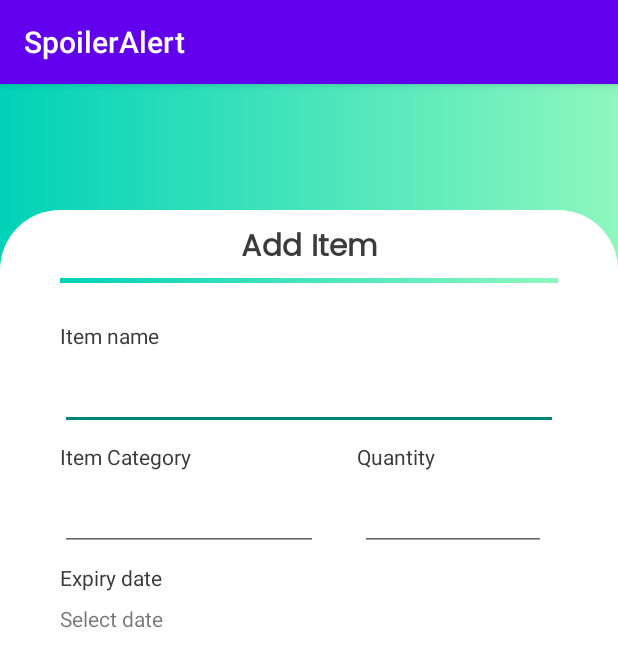
After one commit to PtrckSimps/SpoilerAlert, an Android app: the InputItemActivity screen opened directly, with no data from a screen before it, on a phone screen of 412 x 824 dp. The commit adds this screen. Shown: the top 667 px of the screen. Run offline under Robolectric (Android 15) with nearby library versions, the phone set to English and light mode, and no system bars.

Commit message:
Added layout for InputItemActivity

```diff
--- a/app/src/main/AndroidManifest.xml
+++ b/app/src/main/AndroidManifest.xml
@@ -9,6 +9,7 @@
         android:roundIcon="@mipmap/ic_launcher_round"
         android:supportsRtl="true"
         android:theme="@style/Theme.SpoilerAlert">
+        <activity android:name=".InputItemActivity"></activity>
         <activity android:name=".MainActivity">
             <intent-filter>
                 <action android:name="android.intent.action.MAIN" />
--- /dev/null
+++ b/app/src/main/java/com/mobdeve/simpaop/spoileralert/InputItemActivity.java
@@ -0,0 +1,56 @@
+package com.mobdeve.simpaop.spoileralert;
+
+import androidx.appcompat.app.AppCompatActivity;
+
+import android.app.DatePickerDialog;
+import android.graphics.Color;
+import android.graphics.drawable.ColorDrawable;
+import android.os.Build;
+import android.os.Bundle;
+import android.view.View;
+import android.widget.CalendarView;
+import android.widget.DatePicker;
+import android.widget.TextView;
+
+import java.util.Calendar;
+
+public class InputItemActivity extends AppCompatActivity {
+
+    private static final String TAG = "InputItemActivity";
+
+    private TextView expiryDateInput;
+    private DatePickerDialog.OnDateSetListener expiryDateListener;
+
+    @Override
+    protected void onCreate(Bundle savedInstanceState) {
+        super.onCreate(savedInstanceState);
+        setContentView(R.layout.activity_input_item);
+
+        this.expiryDateInput = findViewById(R.id.expiryDateInput);
+
+        expiryDateInput.setOnClickListener(new View.OnClickListener() {
+            @Override
+            public void onClick(View v) {
+                Calendar calendar = Calendar.getInstance();
+                int year = calendar.get(Calendar.YEAR);
+                int month = calendar.get(Calendar.MONTH);
+                int day = calendar.get(Calendar.DAY_OF_MONTH);
+
+                DatePickerDialog dialog = new DatePickerDialog(InputItemActivity.this, android.R.style.Theme_Holo_Dialog_NoActionBar_MinWidth, expiryDateListener, year, month, day);
+
+                dialog.getWindow().setBackgroundDrawable(new ColorDrawable(Color.TRANSPARENT));
+                dialog.show();
+            }
+        });
+
+        expiryDateListener = new DatePickerDialog.OnDateSetListener() {
+            @Override
+            public void onDateSet(DatePicker view, int year, int month, int dayOfMonth) {
+                month = month + 1;
+
+                String date = month + "/" + dayOfMonth + "/" + year;
+                expiryDateInput.setText(date);
+            }
+        };
+    }
+}
--- a/app/src/main/java/com/mobdeve/simpaop/spoileralert/MainActivity.java
+++ b/app/src/main/java/com/mobdeve/simpaop/spoileralert/MainActivity.java
@@ -2,13 +2,31 @@ package com.mobdeve.simpaop.spoileralert;
 
 import androidx.appcompat.app.AppCompatActivity;
 
+
+import android.content.Intent;
 import android.os.Bundle;
+import android.view.View;
+import android.widget.Button;
+
 
 public class MainActivity extends AppCompatActivity {
+
+    private Button addItemBtn;
 
     @Override
     protected void onCreate(Bundle savedInstanceState) {
         super.onCreate(savedInstanceState);
         setContentView(R.layout.activity_main);
+
+        this.addItemBtn = findViewById(R.id.addItemBtn);
+
+        this.addItemBtn.setOnClickListener(new View.OnClickListener() {
+            @Override
+            public void onClick(View view) {
+                Intent intent = new Intent(MainActivity.this, InputItemActivity.class);
+                startActivity(intent);
+            }
+        });
     }
+
 }
--- /dev/null
+++ b/app/src/main/res/layout/activity_input_item.xml
@@ -0,0 +1,139 @@
+<?xml version="1.0" encoding="utf-8"?>
+<androidx.constraintlayout.widget.ConstraintLayout xmlns:android="http://schemas.android.com/apk/res/android"
+    xmlns:app="http://schemas.android.com/apk/res-auto"
+    xmlns:tools="http://schemas.android.com/tools"
+    android:layout_width="match_parent"
+    android:layout_height="match_parent"
+    android:background="@drawable/layoutgradient"
+    tools:context=".InputItemActivity">
+
+    <androidx.constraintlayout.widget.ConstraintLayout
+        android:layout_width="match_parent"
+        android:layout_height="match_parent"
+        android:layout_marginTop="84dp"
+        android:background="@drawable/backgroun_card"
+        app:layout_constraintTop_toTopOf="parent"
+        tools:layout_editor_absoluteX="0dp">
+
+        <TextView
+            android:id="@+id/textView2"
+            android:layout_width="wrap_content"
+            android:layout_height="wrap_content"
+            android:layout_marginStart="156dp"
+            android:layout_marginTop="8dp"
+            android:layout_marginEnd="156dp"
+            android:fontFamily="@font/poppins"
+            android:text="Add Item"
+            android:textColor="@color/text"
+            android:textSize="20sp"
+            android:textStyle="bold"
+            app:layout_constraintEnd_toEndOf="parent"
+            app:layout_constraintStart_toStartOf="parent"
+            app:layout_constraintTop_toTopOf="parent" />
+
+        <View
+            android:id="@+id/view"
+            android:layout_width="0dp"
+            android:layout_height="3dp"
+            android:layout_marginStart="40dp"
+            android:layout_marginTop="4dp"
+            android:layout_marginEnd="40dp"
+            android:background="@drawable/layoutgradient"
+            app:layout_constraintEnd_toEndOf="parent"
+            app:layout_constraintStart_toStartOf="parent"
+            app:layout_constraintTop_toBottomOf="@+id/textView2" />
+
+        <EditText
+            android:id="@+id/editTextTextPersonName"
+            android:layout_width="0dp"
+            android:layout_height="wrap_content"
+            android:layout_marginStart="40dp"
+            android:layout_marginTop="8dp"
+            android:layout_marginEnd="40dp"
+            android:ems="10"
+            android:inputType="textPersonName"
+            app:layout_constraintEnd_toEndOf="parent"
+            app:layout_constraintStart_toStartOf="parent"
+            app:layout_constraintTop_toBottomOf="@+id/textView3" />
+
+        <TextView
+            android:id="@+id/textView3"
+            android:layout_width="wrap_content"
+            android:layout_height="wrap_content"
+            android:layout_marginStart="40dp"
+            android:layout_marginTop="25dp"
+            android:text="Item name"
+            android:textColor="@color/text"
+            app:layout_constraintStart_toStartOf="parent"
+            app:layout_constraintTop_toBottomOf="@+id/view" />
+
+        <TextView
+            android:id="@+id/textView4"
+            android:layout_width="wrap_content"
+            android:layout_height="wrap_content"
+            android:layout_marginStart="40dp"
+            android:layout_marginTop="8dp"
+            android:text="Item Category"
+            android:textColor="@color/text"
+            app:layout_constraintStart_toStartOf="parent"
+            app:layout_constraintTop_toBottomOf="@+id/editTextTextPersonName" />
+
+        <EditText
+            android:id="@+id/editTextTextPersonName2"
+            android:layout_width="0dp"
+            android:layout_height="wrap_content"
+            android:layout_marginStart="40dp"
+            android:layout_marginTop="8dp"
+            android:layout_marginEnd="200dp"
+            android:ems="10"
+            android:inputType="textPersonName"
+            app:layout_constraintEnd_toEndOf="parent"
+            app:layout_constraintStart_toStartOf="parent"
+            app:layout_constraintTop_toBottomOf="@+id/textView4" />
+
+        <TextView
+            android:id="@+id/textView5"
+            android:layout_width="wrap_content"
+            android:layout_height="wrap_content"
+            android:layout_marginTop="8dp"
+            android:layout_marginEnd="122dp"
+            android:text="Quantity"
+            android:textColor="@color/text"
+            app:layout_constraintEnd_toEndOf="parent"
+            app:layout_constraintTop_toBottomOf="@+id/editTextTextPersonName" />
+
+        <EditText
+            android:id="@+id/editTextNumber"
+            android:layout_width="124dp"
+            android:layout_height="wrap_content"
+            android:layout_marginTop="8dp"
+            android:layout_marginEnd="48dp"
+            android:ems="10"
+            android:inputType="number"
+            app:layout_constraintEnd_toEndOf="parent"
+            app:layout_constraintTop_toBottomOf="@+id/textView5" />
+
+        <TextView
+            android:id="@+id/textView7"
+            android:layout_width="wrap_content"
+            android:layout_height="wrap_content"
+            android:layout_marginStart="40dp"
+            android:layout_marginTop="8dp"
+            android:text="Expiry date"
+            android:textColor="@color/text"
+            app:layout_constraintStart_toStartOf="parent"
+            app:layout_constraintTop_toBottomOf="@+id/editTextTextPersonName2" />
+
+        <TextView
+            android:id="@+id/expiryDateInput"
+            android:layout_width="wrap_content"
+            android:layout_height="wrap_content"
+            android:layout_marginStart="40dp"
+            android:layout_marginTop="8dp"
+            android:text="Select date"
+            app:layout_constraintStart_toStartOf="parent"
+            app:layout_constraintTop_toBottomOf="@+id/textView7" />
+
+    </androidx.constraintlayout.widget.ConstraintLayout>
+
+</androidx.constraintlayout.widget.ConstraintLayout>
--- a/app/src/main/res/layout/activity_main.xml
+++ b/app/src/main/res/layout/activity_main.xml
@@ -57,7 +57,7 @@
             app:layout_constraintTop_toBottomOf="@+id/searchView" />
 
         <Button
-            android:id="@+id/button2"
+            android:id="@+id/addItemBtn"
             android:layout_width="60dp"
             android:layout_height="60dp"
             android:layout_marginBottom="40dp"
```
